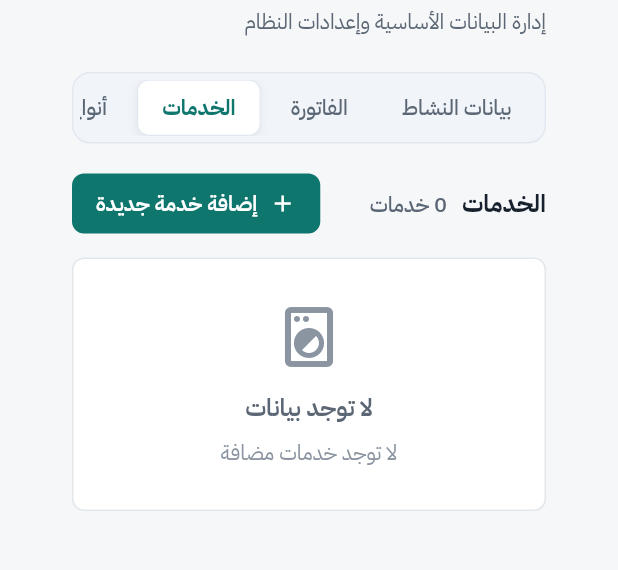
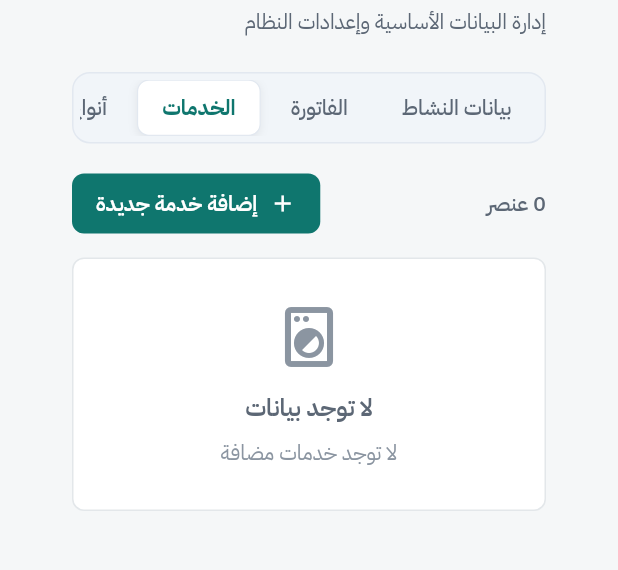
Before and after one commit to MooAli49/laundry_management, a Flutter app: the _SettingsScreenContent screen opened directly, after a tap on "الفاتورة", after a tap on "الخدمات", on a phone screen of 412 x 824 dp, the part 123-693 px from its top. Run offline on Flutter 3.47's test engine with Material 3 defaults, Android fonts, the phone set to English and light mode, and no system bars; our stand-ins replace drift, flutter_bloc, get_it, go_router, pdf, printing; accounts and stored records are empty; generated files the repository leaves out were written again.

Commit message:
feat: add settings presentation widgets and localization strings

```diff
--- a/lib/core/localization/app_strings.dart
+++ b/lib/core/localization/app_strings.dart
@@ -259,8 +259,8 @@ class AppStrings {
   static const String noExpenseCategories = 'لا توجد تصنيفات مصروفات مضافة';
 
   // Settings — Shared Table & Status
-  static const String statusActive = 'فعّال';
-  static const String statusInactive = 'معطّل';
+  static const String statusActive = 'مُفعّلة';
+  static const String statusInactive = 'معطّلة';
   static const String actionActivate = 'تفعيل';
   static const String actionDeactivate = 'تعطيل';
   static const String confirmDeactivationTitle = 'تأكيد التعطيل';
--- a/lib/features/settings/presentation/widgets/invoice_settings_section.dart
+++ b/lib/features/settings/presentation/widgets/invoice_settings_section.dart
@@ -64,7 +64,7 @@ class InvoiceSettingsSection extends StatelessWidget {
                           ),
                         ],
                       ),
-                      OutlinedButton.icon(
+                      OutlinedButton(
                         onPressed: () => _showReceiptPreviewDialog(
                           context,
                           businessName,
@@ -72,20 +72,19 @@ class InvoiceSettingsSection extends StatelessWidget {
                           address,
                           liveFooter,
                         ),
-                        icon: const Icon(Icons.visibility_outlined, size: 18, color: AppColors.primary),
-                        label: Text(
-                          'معاينة الفاتورة',
-                          style: AppTextStyles.labelMedium.copyWith(
-                            color: AppColors.primary,
-                            fontWeight: FontWeight.w600,
-                          ),
-                        ),
                         style: OutlinedButton.styleFrom(
                           side: const BorderSide(color: Color(0xFFE2E8F0)),
                           shape: RoundedRectangleBorder(
                             borderRadius: BorderRadius.circular(AppSpacing.radiusMd),
                           ),
                           padding: const EdgeInsets.symmetric(horizontal: 16, vertical: 10),
+                        ),
+                        child: Text(
+                          'معاينة الفاتورة',
+                          style: AppTextStyles.labelMedium.copyWith(
+                            color: AppColors.primary,
+                            fontWeight: FontWeight.w600,
+                          ),
                         ),
                       ),
                     ],
@@ -114,36 +113,6 @@ class InvoiceSettingsSection extends StatelessWidget {
                         const Divider(height: 24, color: Color(0xFFE2E8F0)),
                         _buildSummaryRow('نص التذييل', liveFooter),
                       ],
-                    ),
-                  ),
-                  AppSpacing.gapXxl,
-                  Align(
-                    alignment: AlignmentDirectional.centerEnd,
-                    child: ElevatedButton.icon(
-                      onPressed: () => _showReceiptPreviewDialog(
-                        context,
-                        businessName,
-                        phone,
-                        address,
-                        liveFooter,
-                      ),
-                      icon: const Icon(Icons.receipt_long_outlined, size: 18, color: Colors.white),
-                      label: Text(
-                        'معاينة الفاتورة',
-                        style: AppTextStyles.labelLarge.copyWith(
-                          color: Colors.white,
-                          fontWeight: FontWeight.w700,
-                        ),
-                      ),
-                      style: ElevatedButton.styleFrom(
-                        backgroundColor: AppColors.primary,
-                        foregroundColor: Colors.white,
-                        elevation: 0,
-                        padding: const EdgeInsets.symmetric(horizontal: 24, vertical: 12),
-                        shape: RoundedRectangleBorder(
-                          borderRadius: BorderRadius.circular(AppSpacing.radiusMd),
-                        ),
-                      ),
                     ),
                   ),
                 ],
--- a/lib/features/settings/presentation/widgets/item_definitions_section.dart
+++ b/lib/features/settings/presentation/widgets/item_definitions_section.dart
@@ -144,7 +144,6 @@ class ItemDefinitionsSection extends StatelessWidget {
                       children: [
                         for (final def in entry.value)
                           SettingsCard(
-                            icon: Icons.category_outlined,
                             title: def.name,
                             subtitle: '0 طلب',
                             isActive: def.isActive,
--- a/lib/features/settings/presentation/widgets/services_section.dart
+++ b/lib/features/settings/presentation/widgets/services_section.dart
@@ -133,6 +133,7 @@ class ServicesSection extends StatelessWidget {
                       isActive: svc.isActive,
                       onEdit: () => _handleEdit(context, svc),
                       onToggleActive: (_) => _handleToggleStatus(context, svc),
+                      useOutlinedEditButton: true,
                     ),
                     const SizedBox(height: 10),
                   ],
--- a/lib/features/settings/presentation/widgets/settings_table_components.dart
+++ b/lib/features/settings/presentation/widgets/settings_table_components.dart
@@ -7,7 +7,7 @@ import '../../../../core/theme/app_text_styles.dart';
 
 /// Standard Section Top Header for Settings Master Data (Figma layout).
 class SettingsTopHeader extends StatelessWidget {
-  final String title;
+  final String? title;
   final int? count;
   final String? countLabel;
   final String actionLabel;
@@ -15,7 +15,7 @@ class SettingsTopHeader extends StatelessWidget {
 
   const SettingsTopHeader({
     super.key,
-    required this.title,
+    this.title,
     this.count,
     this.countLabel,
     required this.actionLabel,
@@ -30,31 +30,25 @@ class SettingsTopHeader extends StatelessWidget {
         mainAxisAlignment: MainAxisAlignment.spaceBetween,
         crossAxisAlignment: CrossAxisAlignment.center,
         children: [
-          // Right side in RTL: Title + item count tag
-          Row(
-            mainAxisSize: MainAxisSize.min,
-            crossAxisAlignment: CrossAxisAlignment.baseline,
-            textBaseline: TextBaseline.alphabetic,
-            children: [
+          // Right side in RTL: Standard item count tag ("X عنصر")
+          if (count != null)
             Text(
-                title,
+              '$count عنصر',
+              style: AppTextStyles.bodyMedium.copyWith(
+                color: AppColors.textSecondary,
+                fontWeight: FontWeight.w500,
+              ),
+            )
+          else if (title != null && title!.isNotEmpty)
+            Text(
+              title!,
               style: AppTextStyles.titleLarge.copyWith(
                 fontWeight: FontWeight.w700,
                 color: AppColors.textPrimary,
               ),
-              ),
-              if (count != null) ...[
-                const SizedBox(width: 10),
-                Text(
-                  countLabel != null ? '$count $countLabel' : '$count عنصر',
-                  style: AppTextStyles.bodyMedium.copyWith(
-                    color: AppColors.textSecondary,
-                    fontWeight: FontWeight.w500,
-                  ),
-                ),
-              ],
-            ],
-          ),
+            )
+          else
+            const SizedBox.shrink(),
           // Left side in RTL: Primary "+ إضافة [الكيان]" action button
           ElevatedButton.icon(
             onPressed: onAction,
@@ -124,23 +118,25 @@ class SettingsInfoBanner extends StatelessWidget {
 
 /// Reusable Master Data Card matching Figma.
 class SettingsCard extends StatelessWidget {
-  final IconData icon;
+  final IconData? icon;
   final String title;
   final String subtitle;
   final String? secondarySubtitle;
   final bool isActive;
   final VoidCallback onEdit;
   final ValueChanged<bool> onToggleActive;
+  final bool useOutlinedEditButton;
 
   const SettingsCard({
     super.key,
-    required this.icon,
+    this.icon,
     required this.title,
     required this.subtitle,
     this.secondarySubtitle,
     required this.isActive,
     required this.onEdit,
     required this.onToggleActive,
+    this.useOutlinedEditButton = false,
   });
 
   @override
@@ -162,6 +158,7 @@ class SettingsCard extends StatelessWidget {
       child: Row(
         children: [
           // Icon Container (44x44, rounded 10px, soft background)
+          if (icon != null) ...[
             Container(
               width: 44,
               height: 44,
@@ -176,6 +173,7 @@ class SettingsCard extends StatelessWidget {
               ),
             ),
             const SizedBox(width: 14),
+          ],
           // Title + Subtitle
           Expanded(
             child: Column(
@@ -257,7 +255,34 @@ class SettingsCard extends StatelessWidget {
                 ),
               ),
               const SizedBox(width: 8),
-              // Edit button
+              // Edit button: Outlined "[ ✏️ تعديل ]" button for services, or bare pencil icon
+              if (useOutlinedEditButton)
+                OutlinedButton.icon(
+                  onPressed: onEdit,
+                  icon: const Icon(
+                    Icons.edit_outlined,
+                    size: 14,
+                    color: Color(0xFF475569),
+                  ),
+                  label: Text(
+                    'تعديل',
+                    style: AppTextStyles.labelSmall.copyWith(
+                      color: const Color(0xFF475569),
+                      fontWeight: FontWeight.w600,
+                      fontSize: 12.0,
+                    ),
+                  ),
+                  style: OutlinedButton.styleFrom(
+                    side: const BorderSide(color: Color(0xFFE2E8F0)),
+                    shape: RoundedRectangleBorder(
+                      borderRadius: BorderRadius.circular(AppSpacing.radiusSm),
+                    ),
+                    padding: const EdgeInsets.symmetric(horizontal: 10, vertical: 4.5),
+                    minimumSize: Size.zero,
+                    tapTargetSize: MaterialTapTargetSize.shrinkWrap,
+                  ),
+                )
+              else
                 InkWell(
                   onTap: onEdit,
                   borderRadius: BorderRadius.circular(AppSpacing.radiusSm),
```
Lines whose indentation alone changed are shown as unchanged.
